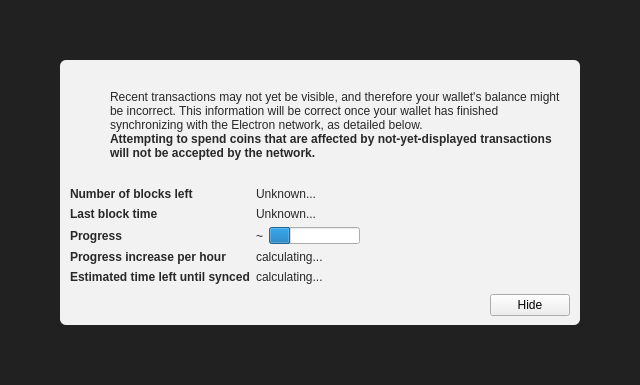
SidGrip/Electron-ELT, file src/qt/forms/modaloverlay.ui: the form before one commit.
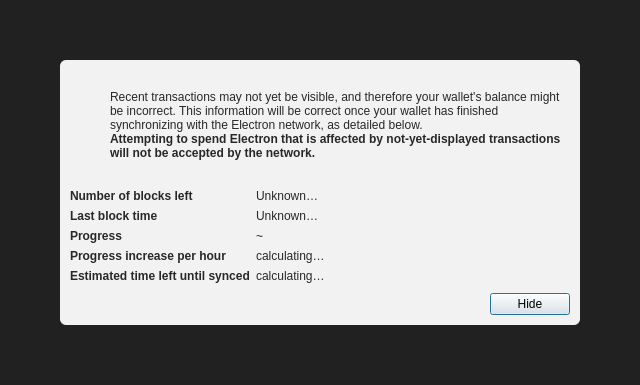
The form after the commit. Icons and pictures are not drawn. Custom widgets are drawn as their Qt base class.

Commit message: Rebase Electron onto Core 25.2

```diff
--- a/src/qt/forms/modaloverlay.ui
+++ b/src/qt/forms/modaloverlay.ui
@@ -1,7 +1,7 @@
 <?xml version="1.0" encoding="UTF-8"?>
 <ui version="4.0">
  <class>ModalOverlay</class>
- <widget class="ModalOverlay" name="ModalOverlay">
+ <widget class="QWidget" name="ModalOverlay">
   <property name="geometry">
    <rect>
     <x>0</x>
@@ -149,7 +149,7 @@
                 </font>
                </property>
                <property name="text">
-                <string>Attempting to spend coins that are affected by not-yet-displayed transactions will not be accepted by the network.</string>
+                <string>Attempting to spend Electron that is affected by not-yet-displayed transactions will not be accepted by the network.</string>
                </property>
                <property name="textFormat">
                 <enum>Qt::RichText</enum>
@@ -219,7 +219,7 @@
            <item row="0" column="1">
             <widget class="QLabel" name="numberOfBlocksLeft">
              <property name="text">
-              <string>Unknown...</string>
+              <string>Unknown…</string>
              </property>
             </widget>
            </item>
@@ -245,7 +245,7 @@
               </sizepolicy>
              </property>
              <property name="text">
-              <string>Unknown...</string>
+              <string>Unknown…</string>
              </property>
             </widget>
            </item>
@@ -271,16 +271,6 @@
                </property>
               </widget>
              </item>
-             <item>
-              <widget class="QProgressBar" name="progressBar">
-               <property name="value">
-                <number>24</number>
-               </property>
-               <property name="format">
-                <string/>
-               </property>
-              </widget>
-             </item>
             </layout>
            </item>
            <item row="4" column="0">
@@ -299,7 +289,7 @@
            <item row="4" column="1">
             <widget class="QLabel" name="progressIncreasePerH">
              <property name="text">
-              <string>calculating...</string>
+              <string>calculating…</string>
              </property>
             </widget>
            </item>
@@ -319,7 +309,7 @@
            <item row="5" column="1">
             <widget class="QLabel" name="expectedTimeLeft">
              <property name="text">
-              <string>calculating...</string>
+              <string>calculating…</string>
              </property>
             </widget>
            </item>
@@ -351,6 +341,15 @@
              <property name="text">
               <string>Hide</string>
              </property>
+             <property name="shortcut">
+              <string>Esc</string>
+             </property>
+             <property name="focusPolicy">
+              <enum>Qt::StrongFocus</enum>
+             </property>
+             <property name="default">
+              <bool>true</bool>
+             </property>
             </widget>
            </item>
           </layout>
@@ -363,14 +362,6 @@
    </item>
   </layout>
  </widget>
- <customwidgets>
-  <customwidget>
-   <class>ModalOverlay</class>
-   <extends>QWidget</extends>
-   <header>modaloverlay.h</header>
-   <container>1</container>
-  </customwidget>
- </customwidgets>
  <resources/>
  <connections/>
 </ui>
```
The commit also changes 2509 other files.
